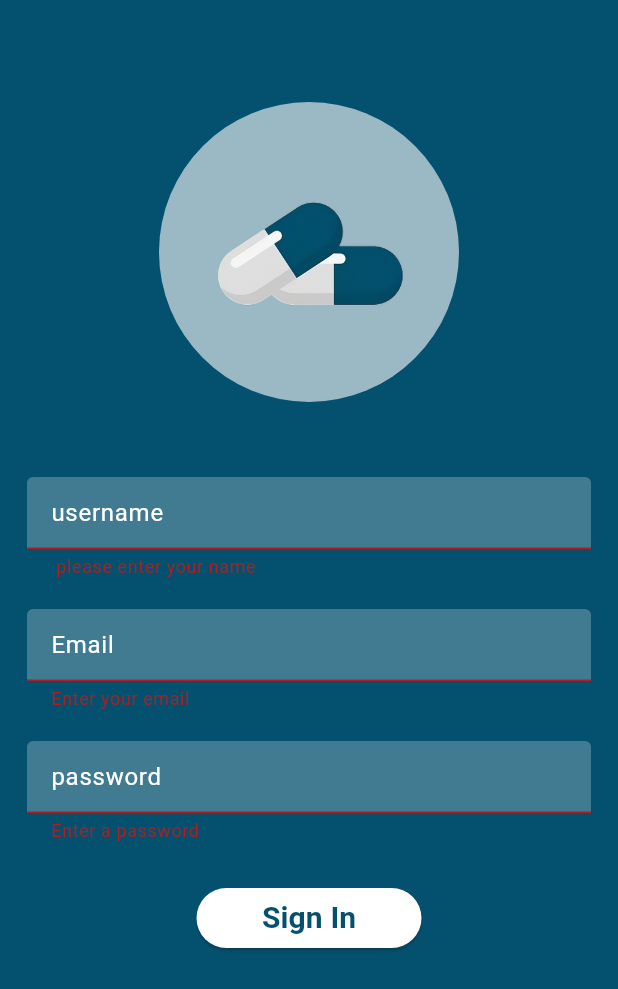
After one commit to farsanathasneem/medicine_new, a Flutter app: the Registration screen opened directly, after a tap on "Sign In", on a phone screen of 412 x 824 dp. The commit adds this screen. Shown: the top 989 px of the screen. Run offline on Flutter 3.47's test engine with Material 3 defaults, Android fonts, the phone set to English and light mode, and no system bars; our stand-ins replace flutter_slidable, font_awesome_flutter, gap.

Commit message:
registration commit

```diff
--- /dev/null
+++ b/lib/screens/registration.dart
@@ -0,0 +1,211 @@
+import 'package:flutter/material.dart';
+import 'package:gap/gap.dart';
+import 'package:medicine_app/screens/scheduleview.dart';
+
+class Registration extends StatefulWidget {
+  const Registration({super.key});
+
+  @override
+  State<Registration> createState() => _RegistrationState();
+}
+
+class _RegistrationState extends State<Registration> {
+  final _formKey = GlobalKey<FormState>();
+  final _username = TextEditingController();
+  final _email = TextEditingController();
+  final _password = TextEditingController();
+  @override
+  Widget build(BuildContext context) {
+    return Scaffold(
+      backgroundColor: const Color(0xff04516f),
+      body: SafeArea(
+        child: Padding(
+          padding: const EdgeInsets.all(18.0),
+          child: Form(
+            key: _formKey,
+            child: SingleChildScrollView(
+              child: Column(
+                children: [
+                  const Gap(50),
+                  CircleAvatar(
+                    radius: 100,
+                    backgroundColor: Colors.white60,
+                    child: Image.asset(
+                      "assets/pillspng.png",
+                      fit: BoxFit.cover,
+                    ),
+                  ),
+                  const Gap(50),
+                  TextFormField(
+                    validator: (value) {
+                      if (value == null || value.isEmpty) {
+                        return " please enter your name";
+                      } else if (value.isNotEmpty) {
+                        String exp = r'';
+                        RegExp regex = RegExp(exp);
+                        String userId = _username.text;
+                        if (!regex.hasMatch(userId)) {
+                          return " please enter a valid name";
+                        } else {
+                          return null;
+                        }
+                      }
+                      return null;
+                    },
+                    obscureText: false,
+                    controller: _username,
+                    style: const TextStyle(
+                      color: Color(0xffffffff),
+                    ),
+                    decoration: InputDecoration(
+                      fillColor: Colors.white24,
+                      filled: true,
+                      hintText: "username",
+                      hintStyle: const TextStyle(
+                        color: Color(0xffffffff),
+                      ),
+                      enabledBorder: OutlineInputBorder(
+                        borderSide: const BorderSide(
+                          color: Colors.white24,
+                        ),
+                        borderRadius: BorderRadius.circular(10),
+                      ),
+                      focusedBorder: OutlineInputBorder(
+                        borderSide: const BorderSide(
+                          color: Color(0xff15c79a),
+                        ),
+                        borderRadius: BorderRadius.circular(10),
+                      ),
+                    ),
+                  ),
+                  SizedBox(
+                    height: 20,
+                  ),
+                  TextFormField(
+                    validator: (value) {
+                      if (value == null || value.isEmpty) {
+                        return "Enter your email";
+                      } else if (value.isNotEmpty) {
+                        String exp = r'^[\w-]+(\.[\w-]+)*@[\w-]+(\.[\w-]+)+$';
+                        RegExp regex = RegExp(exp);
+                        String emailId = _email.text;
+                        if (!regex.hasMatch(emailId)) {
+                          return " please enter a valid email";
+                        } else {
+                          return null;
+                        }
+                      }
+                      return null;
+                    },
+                    obscureText: false,
+                    controller: _email,
+                    style: const TextStyle(
+                      color: Color(0xffffffff),
+                    ),
+                    decoration: InputDecoration(
+                      fillColor: Colors.white24,
+                      filled: true,
+                      hintText: "Email",
+                      hintStyle: const TextStyle(
+                        color: Color(0xffffffff),
+                      ),
+                      enabledBorder: OutlineInputBorder(
+                        borderSide: const BorderSide(
+                          color: Colors.white24,
+                        ),
+                        borderRadius: BorderRadius.circular(10),
+                      ),
+                      focusedBorder: OutlineInputBorder(
+                        borderSide: const BorderSide(
+                          color: Color(0xff15c79a),
+                        ),
+                        borderRadius: BorderRadius.circular(10),
+                      ),
+                    ),
+                  ),
+                  SizedBox(
+                    height: 20,
+                  ),
+                  TextFormField(
+                    validator: (value) {
+                      if (value == null || value.isEmpty) {
+                        return "Enter a password";
+                      } else if (value.isNotEmpty) {
+                        String pattern = r'^(?=.*[a-z])(?=.*[A-Z])(?=.*\d)(?=.*[@$!%*?&])[A-Za-z\d@$!%*?&]{8,}$';
+                        RegExp regex = RegExp(pattern);
+                        String password = _password.text;
+                        if (!regex.hasMatch(password)) {
+                          return "Minimum eight characters, at least one uppercase letter, one lowercase letter, one number and one special character";
+                        } else {
+                          return null;
+                        }
+                      }
+                      return null;
+                    },
+                    obscureText: false,
+                    controller: _password,
+                    style: const TextStyle(
+                      color: Color(0xffffffff),
+                    ),
+                    decoration: InputDecoration(
+                      fillColor: Colors.white24,
+                      filled: true,
+                      hintText: "password",
+                      hintStyle: const TextStyle(
+                        color: Color(0xffffffff),
+                      ),
+                      enabledBorder: OutlineInputBorder(
+                        borderSide: const BorderSide(
+                          color: Colors.white24,
+                        ),
+                        borderRadius: BorderRadius.circular(10),
+                      ),
+                      focusedBorder: OutlineInputBorder(
+                        borderSide: const BorderSide(
+                          color: Color(0xff15c79a),
+                        ),
+                        borderRadius: BorderRadius.circular(10),
+                      ),
+                    ),
+                  ),
+                  SizedBox(
+                    height: 30,
+                  ),
+                  SizedBox(
+                    height: 40,
+                    width: 150,
+                    child: ElevatedButton(
+                      onPressed: () {
+                        if (_formKey.currentState!.validate()) {
+                          // route
+                          Navigator.of(context).pushReplacement(
+                            MaterialPageRoute(
+                              builder: (context) {
+                                return const Schedules();
+                              },
+                            ),
+                          );
+                        } else {}
+                      },
+                      // ignore: sort_child_properties_last
+                      child: const Text(
+                        "Sign In",
+                        style: TextStyle(
+                          fontWeight: FontWeight.bold,
+                          fontSize: 20,
+                          color: Color(0xff04516f),
+                        ),
+                      ),
+                      style: ElevatedButton.styleFrom(
+                          backgroundColor: const Color(0xffffffff)),
+                    ),
+                  )
+                ],
+              ),
+            ),
+          ),
+        ),
+      ),
+    );
+  }
+}
```
Also changed, not shown: lib/main.dart (+7 -1 lines), lib/screens/addmed.dart (added, +39 -0 lines), lib/screens/scheduleview.dart (added, +114 -0 lines), lib/widgets/inputrfields.dart (added, +44 -0 lines), pubspec.yaml (+5 -2 lines), assets/pillspng.png (added), pubspec.lock, 1 other file.
